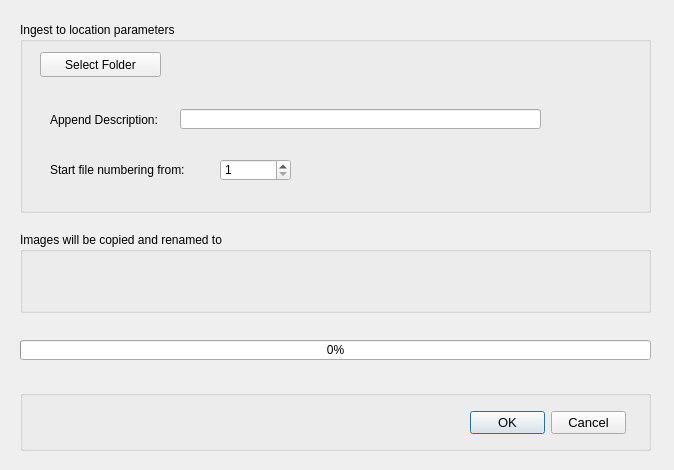
Qt form copypickdlg.ui (towhee/Winnow64) before a commit.
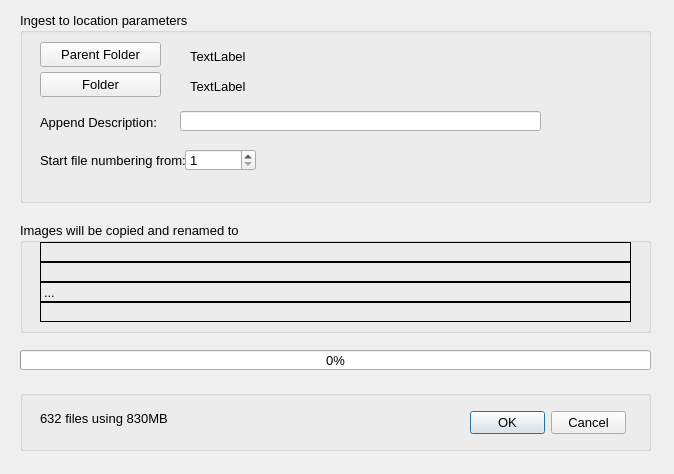
The same form after that commit.

Diff of the .ui file:
```diff
--- a/copypickdlg.ui
+++ b/copypickdlg.ui
@@ -7,7 +7,7 @@
     <x>0</x>
     <y>0</y>
     <width>674</width>
-    <height>470</height>
+    <height>474</height>
    </rect>
   </property>
   <property name="sizePolicy">
@@ -26,9 +26,9 @@
    <property name="geometry">
     <rect>
      <x>20</x>
-     <y>232</y>
+     <y>222</y>
      <width>631</width>
-     <height>81</height>
+     <height>111</height>
     </rect>
    </property>
    <property name="minimumSize">
@@ -37,6 +37,11 @@
      <height>0</height>
     </size>
    </property>
+   <property name="font">
+    <font>
+     <pointsize>10</pointsize>
+    </font>
+   </property>
    <property name="title">
     <string>Images will be copied and renamed to</string>
    </property>
@@ -44,6 +49,64 @@
     <property name="geometry">
      <rect>
       <x>20</x>
+      <y>20</y>
+      <width>591</width>
+      <height>20</height>
+     </rect>
+    </property>
+    <property name="palette">
+     <palette>
+      <active>
+       <colorrole role="Text">
+        <brush brushstyle="SolidPattern">
+         <color alpha="255">
+          <red>0</red>
+          <green>0</green>
+          <blue>0</blue>
+         </color>
+        </brush>
+       </colorrole>
+      </active>
+      <inactive>
+       <colorrole role="Text">
+        <brush brushstyle="SolidPattern">
+         <color alpha="255">
+          <red>0</red>
+          <green>0</green>
+          <blue>0</blue>
+         </color>
+        </brush>
+       </colorrole>
+      </inactive>
+      <disabled>
+       <colorrole role="Text">
+        <brush brushstyle="SolidPattern">
+         <color alpha="255">
+          <red>120</red>
+          <green>120</green>
+          <blue>120</blue>
+         </color>
+        </brush>
+       </colorrole>
+      </disabled>
+     </palette>
+    </property>
+    <property name="font">
+     <font>
+      <pointsize>10</pointsize>
+     </font>
+    </property>
+    <property name="frameShape">
+     <enum>QFrame::Box</enum>
+    </property>
+    <property name="text">
+     <string/>
+    </property>
+   </widget>
+   <widget class="QLabel" name="folderPathLabel_2">
+    <property name="geometry">
+     <rect>
+      <x>20</x>
       <y>40</y>
       <width>591</width>
       <height>20</height>
@@ -88,8 +151,127 @@
     </property>
     <property name="font">
      <font>
-      <pointsize>13</pointsize>
+      <pointsize>10</pointsize>
      </font>
+    </property>
+    <property name="frameShape">
+     <enum>QFrame::Box</enum>
+    </property>
+    <property name="text">
+     <string/>
+    </property>
+   </widget>
+   <widget class="QLabel" name="folderPathLabel_3">
+    <property name="geometry">
+     <rect>
+      <x>20</x>
+      <y>60</y>
+      <width>591</width>
+      <height>20</height>
+     </rect>
+    </property>
+    <property name="palette">
+     <palette>
+      <active>
+       <colorrole role="Text">
+        <brush brushstyle="SolidPattern">
+         <color alpha="255">
+          <red>0</red>
+          <green>0</green>
+          <blue>0</blue>
+         </color>
+        </brush>
+       </colorrole>
+      </active>
+      <inactive>
+       <colorrole role="Text">
+        <brush brushstyle="SolidPattern">
+         <color alpha="255">
+          <red>0</red>
+          <green>0</green>
+          <blue>0</blue>
+         </color>
+        </brush>
+       </colorrole>
+      </inactive>
+      <disabled>
+       <colorrole role="Text">
+        <brush brushstyle="SolidPattern">
+         <color alpha="255">
+          <red>120</red>
+          <green>120</green>
+          <blue>120</blue>
+         </color>
+        </brush>
+       </colorrole>
+      </disabled>
+     </palette>
+    </property>
+    <property name="font">
+     <font>
+      <pointsize>10</pointsize>
+     </font>
+    </property>
+    <property name="frameShape">
+     <enum>QFrame::Box</enum>
+    </property>
+    <property name="text">
+     <string>...</string>
+    </property>
+   </widget>
+   <widget class="QLabel" name="folderPathLabel_4">
+    <property name="geometry">
+     <rect>
+      <x>20</x>
+      <y>80</y>
+      <width>591</width>
+      <height>20</height>
+     </rect>
+    </property>
+    <property name="palette">
+     <palette>
+      <active>
+       <colorrole role="Text">
+        <brush brushstyle="SolidPattern">
+         <color alpha="255">
+          <red>0</red>
+          <green>0</green>
+          <blue>0</blue>
+         </color>
+        </brush>
+       </colorrole>
+      </active>
+      <inactive>
+       <colorrole role="Text">
+        <brush brushstyle="SolidPattern">
+         <color alpha="255">
+          <red>0</red>
+          <green>0</green>
+          <blue>0</blue>
+         </color>
+        </brush>
+       </colorrole>
+      </inactive>
+      <disabled>
+       <colorrole role="Text">
+        <brush brushstyle="SolidPattern">
+         <color alpha="255">
+          <red>120</red>
+          <green>120</green>
+          <blue>120</blue>
+         </color>
+        </brush>
+       </colorrole>
+      </disabled>
+     </palette>
+    </property>
+    <property name="font">
+     <font>
+      <pointsize>10</pointsize>
+     </font>
+    </property>
+    <property name="frameShape">
+     <enum>QFrame::Box</enum>
     </property>
     <property name="text">
      <string/>
@@ -100,7 +282,7 @@
    <property name="geometry">
     <rect>
      <x>20</x>
-     <y>22</y>
+     <y>12</y>
      <width>631</width>
      <height>191</height>
     </rect>
@@ -111,6 +293,11 @@
      <height>0</height>
     </size>
    </property>
+   <property name="font">
+    <font>
+     <pointsize>10</pointsize>
+    </font>
+   </property>
    <property name="title">
     <string>Ingest to location parameters</string>
    </property>
@@ -125,12 +312,13 @@
     </property>
     <property name="font">
      <font>
+      <pointsize>10</pointsize>
       <weight>50</weight>
       <bold>false</bold>
      </font>
     </property>
     <property name="text">
-     <string>Select Folder</string>
+     <string>Parent Folder</string>
     </property>
     <property name="autoDefault">
      <bool>false</bool>
@@ -146,21 +334,31 @@
     <property name="geometry">
      <rect>
       <x>160</x>
-      <y>87</y>
+      <y>99</y>
       <width>361</width>
       <height>20</height>
      </rect>
     </property>
+    <property name="font">
+     <font>
+      <pointsize>10</pointsize>
+     </font>
+    </property>
    </widget>
    <widget class="QLabel" name="folderDescription">
     <property name="geometry">
      <rect>
-      <x>30</x>
-      <y>88</y>
+      <x>20</x>
+      <y>100</y>
       <width>131</width>
       <height>20</height>
      </rect>
     </property>
+    <property name="font">
+     <font>
+      <pointsize>10</pointsize>
+     </font>
+    </property>
     <property name="text">
      <string>Append Description:</string>
     </property>
@@ -168,12 +366,17 @@
    <widget class="QLabel" name="label_3">
     <property name="geometry">
      <rect>
-      <x>30</x>
+      <x>20</x>
       <y>140</y>
-      <width>171</width>
+      <width>161</width>
       <height>16</height>
      </rect>
     </property>
+    <property name="font">
+     <font>
+      <pointsize>10</pointsize>
+     </font>
+    </property>
     <property name="text">
      <string>Start file numbering from:</string>
     </property>
@@ -181,12 +384,17 @@
    <widget class="QSpinBox" name="spinBoxStartNumber">
     <property name="geometry">
      <rect>
-      <x>200</x>
+      <x>165</x>
       <y>137</y>
       <width>71</width>
       <height>22</height>
      </rect>
     </property>
+    <property name="font">
+     <font>
+      <pointsize>10</pointsize>
+     </font>
+    </property>
     <property name="minimum">
      <number>1</number>
     </property>
@@ -194,6 +402,71 @@
      <number>9999</number>
     </property>
    </widget>
+   <widget class="QLabel" name="parentFolderLabel">
+    <property name="geometry">
+     <rect>
+      <x>170</x>
+      <y>34</y>
+      <width>431</width>
+      <height>20</height>
+     </rect>
+    </property>
+    <property name="font">
+     <font>
+      <pointsize>10</pointsize>
+     </font>
+    </property>
+    <property name="text">
+     <string>TextLabel</string>
+    </property>
+   </widget>
+   <widget class="QPushButton" name="selectFolderBtn_2">
+    <property name="geometry">
+     <rect>
+      <x>20</x>
+      <y>60</y>
+      <width>121</width>
+      <height>25</height>
+     </rect>
+    </property>
+    <property name="font">
+     <font>
+      <pointsize>10</pointsize>
+      <weight>50</weight>
+      <bold>false</bold>
+     </font>
+    </property>
+    <property name="text">
+     <string>Folder</string>
+    </property>
+    <property name="autoDefault">
+     <bool>false</bool>
+    </property>
+    <property name="default">
+     <bool>false</bool>
+    </property>
+    <property name="flat">
+     <bool>false</bool>
+    </property>
+   </widget>
+   <widget class="QLabel" name="folderLabel">
+    <property name="geometry">
+     <rect>
+      <x>170</x>
+      <y>64</y>
+      <width>431</width>
+      <height>20</height>
+     </rect>
+    </property>
+    <property name="font">
+     <font>
+      <pointsize>10</pointsize>
+     </font>
+    </property>
+    <property name="text">
+     <string>TextLabel</string>
+    </property>
+   </widget>
   </widget>
   <widget class="QGroupBox" name="groupBox_3">
    <property name="geometry">
@@ -204,6 +477,11 @@
      <height>61</height>
     </rect>
    </property>
+   <property name="font">
+    <font>
+     <pointsize>10</pointsize>
+    </font>
+   </property>
    <property name="title">
     <string/>
    </property>
@@ -230,16 +508,39 @@
      <set>QDialogButtonBox::Cancel|QDialogButtonBox::Ok</set>
     </property>
    </widget>
+   <widget class="QLabel" name="statsLabel">
+    <property name="geometry">
+     <rect>
+      <x>20</x>
+      <y>20</y>
+      <width>241</width>
+      <height>16</height>
+     </rect>
+    </property>
+    <property name="font">
+     <font>
+      <pointsize>10</pointsize>
+     </font>
+    </property>
+    <property name="text">
+     <string>632 files using 830MB</string>
+    </property>
+   </widget>
   </widget>
   <widget class="QProgressBar" name="progressBar">
    <property name="geometry">
     <rect>
      <x>20</x>
-     <y>340</y>
+     <y>350</y>
      <width>631</width>
      <height>20</height>
     </rect>
    </property>
+   <property name="font">
+    <font>
+     <pointsize>10</pointsize>
+    </font>
+   </property>
    <property name="value">
     <number>0</number>
    </property>
```
